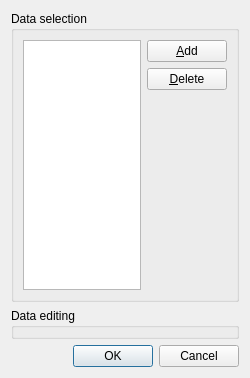
First picture: the form in gtes_starts/dbt_editor/dbt_editor.ui, repository olgerd27/gtes_starts, before the edit.
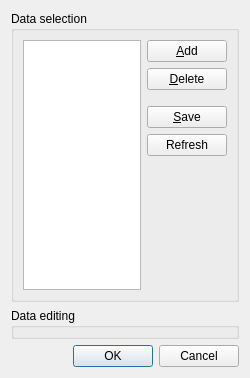
Second picture: the form after the edit. Icons and pictures are not drawn.

Commit message: Added Save and Refresh push buttons.

The edit to the form file:
```diff
--- a/gtes_starts/dbt_editor/dbt_editor.ui
+++ b/gtes_starts/dbt_editor/dbt_editor.ui
@@ -33,7 +33,7 @@
       <string>Data selection</string>
      </property>
      <layout class="QGridLayout" name="gridLayout">
-      <item row="0" column="0" rowspan="3">
+      <item row="0" column="0" rowspan="6">
        <widget class="QTableView" name="m_tableContents">
         <property name="minimumSize">
          <size>
@@ -114,6 +114,50 @@
        </widget>
       </item>
       <item row="2" column="1">
+       <spacer name="verticalSpacer">
+        <property name="orientation">
+         <enum>Qt::Vertical</enum>
+        </property>
+        <property name="sizeType">
+         <enum>QSizePolicy::Fixed</enum>
+        </property>
+        <property name="sizeHint" stdset="0">
+         <size>
+          <width>20</width>
+          <height>10</height>
+         </size>
+        </property>
+       </spacer>
+      </item>
+      <item row="3" column="1">
+       <widget class="QPushButton" name="m_pbSave">
+        <property name="toolTip">
+         <string>Save data in the database</string>
+        </property>
+        <property name="text">
+         <string>&amp;Save</string>
+        </property>
+        <property name="icon">
+         <iconset resource="../images_resources.qrc">
+          <normaloff>:/images/save2.png</normaloff>:/images/save2.png</iconset>
+        </property>
+       </widget>
+      </item>
+      <item row="4" column="1">
+       <widget class="QPushButton" name="m_pbRefresh">
+        <property name="toolTip">
+         <string>Refresh data in the table</string>
+        </property>
+        <property name="text">
+         <string>Refresh</string>
+        </property>
+        <property name="icon">
+         <iconset resource="../images_resources.qrc">
+          <normaloff>:/images/refresh.png</normaloff>:/images/refresh.png</iconset>
+        </property>
+       </widget>
+      </item>
+      <item row="5" column="1">
        <spacer name="verticalSpacer_2">
         <property name="orientation">
          <enum>Qt::Vertical</enum>
@@ -134,6 +178,7 @@
      <property name="title">
       <string>Data editing</string>
      </property>
+     <zorder>m_gboxSelectData</zorder>
     </widget>
    </item>
    <item>
```
Left out of the diff: 8 changed lines with no effect on the pictures. The commit also changes 1 other file.
